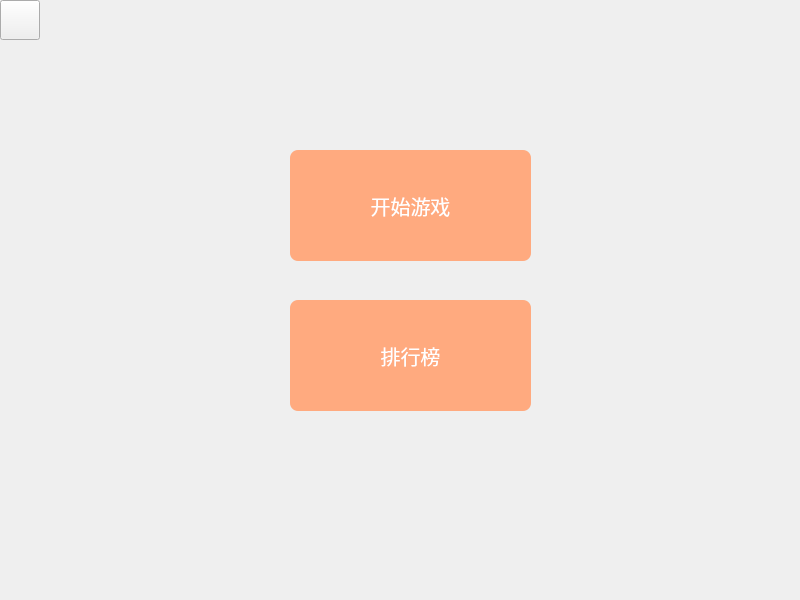
First picture: the form in mainwindow.ui, repository YTGhost/LLK, before the edit.
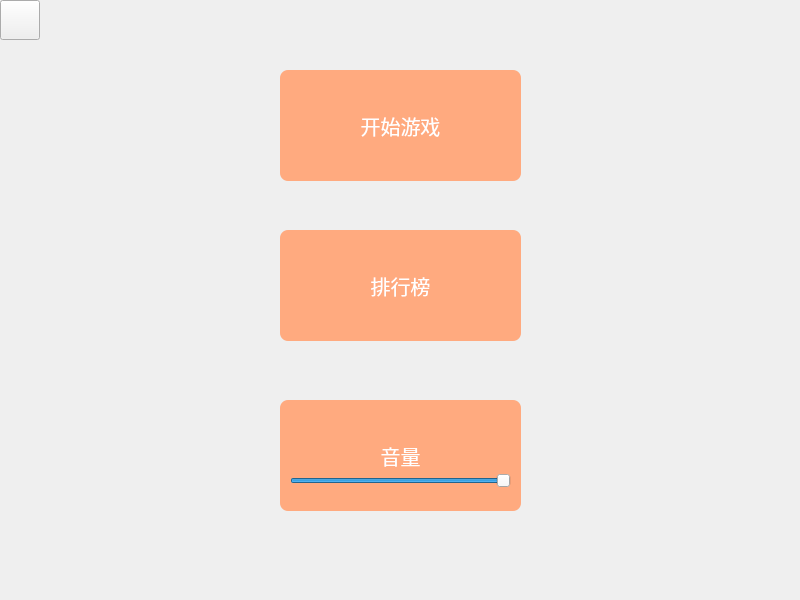
Second picture: the form after the edit. Icons and pictures are not drawn.

Commit message: 背景音乐及音量调节

Diff of the .ui file:
```diff
--- a/mainwindow.ui
+++ b/mainwindow.ui
@@ -33,8 +33,8 @@
    <widget class="QPushButton" name="rankBtn">
     <property name="geometry">
      <rect>
-      <x>290</x>
-      <y>300</y>
+      <x>280</x>
+      <y>230</y>
       <width>241</width>
       <height>111</height>
      </rect>
@@ -80,8 +80,8 @@
    <widget class="QPushButton" name="playBtn">
     <property name="geometry">
      <rect>
-      <x>290</x>
-      <y>150</y>
+      <x>280</x>
+      <y>70</y>
       <width>241</width>
       <height>111</height>
      </rect>
@@ -148,6 +148,69 @@
      <string/>
     </property>
    </widget>
+   <widget class="QPushButton" name="rankBtn_2">
+    <property name="geometry">
+     <rect>
+      <x>280</x>
+      <y>400</y>
+      <width>241</width>
+      <height>111</height>
+     </rect>
+    </property>
+    <property name="styleSheet">
+     <string notr="true">QPushButton
+{
+    /*字体为微软雅黑*/
+    font-family:Microsoft Yahei;
+    /*字体大小为20点*/
+    font-size:15pt;
+    /*字体颜色为白色*/    
+    color:white;
+    /*背景颜色*/  
+    background-color:rgb(255, 170, 127);
+    /*边框圆角半径为8像素*/ 
+    border-radius:8px;
+}
+
+/*按钮停留态*/
+QPushButton:hover
+{
+    /*背景颜色*/  
+
+	background-color: rgb(255, 170, 0);
+}
+
+/*按钮按下态*/
+QPushButton:pressed
+{
+    /*背景颜色*/  
+	background-color: rgb(255, 170, 127);
+    /*左内边距为3像素，让按下时字向右移动3像素*/  
+    padding-left:3px;
+    /*上内边距为3像素，让按下时字向下移动3像素*/  
+    padding-top:3px;
+}</string>
+    </property>
+    <property name="text">
+     <string>音量</string>
+    </property>
+   </widget>
+   <widget class="QSlider" name="musicSlider">
+    <property name="geometry">
+     <rect>
+      <x>290</x>
+      <y>450</y>
+      <width>221</width>
+      <height>61</height>
+     </rect>
+    </property>
+    <property name="value">
+     <number>99</number>
+    </property>
+    <property name="orientation">
+     <enum>Qt::Horizontal</enum>
+    </property>
+   </widget>
   </widget>
   <widget class="QMenuBar" name="menubar">
    <property name="geometry">
```
Left out of the diff: 2 changed lines with no effect on the pictures. The commit also changes 7 other files.
